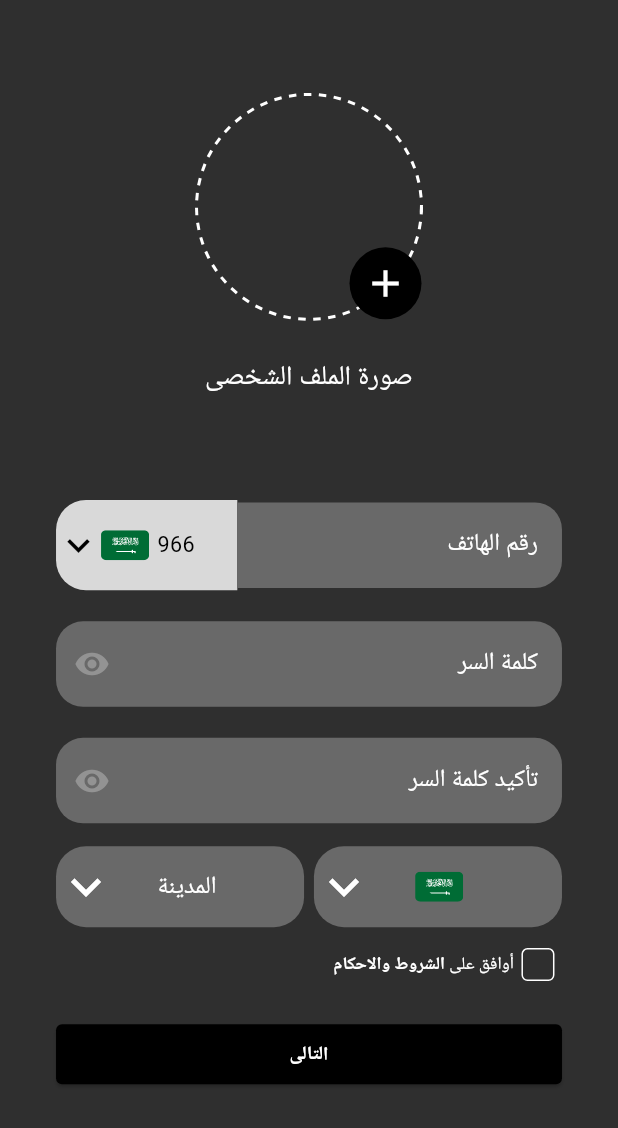
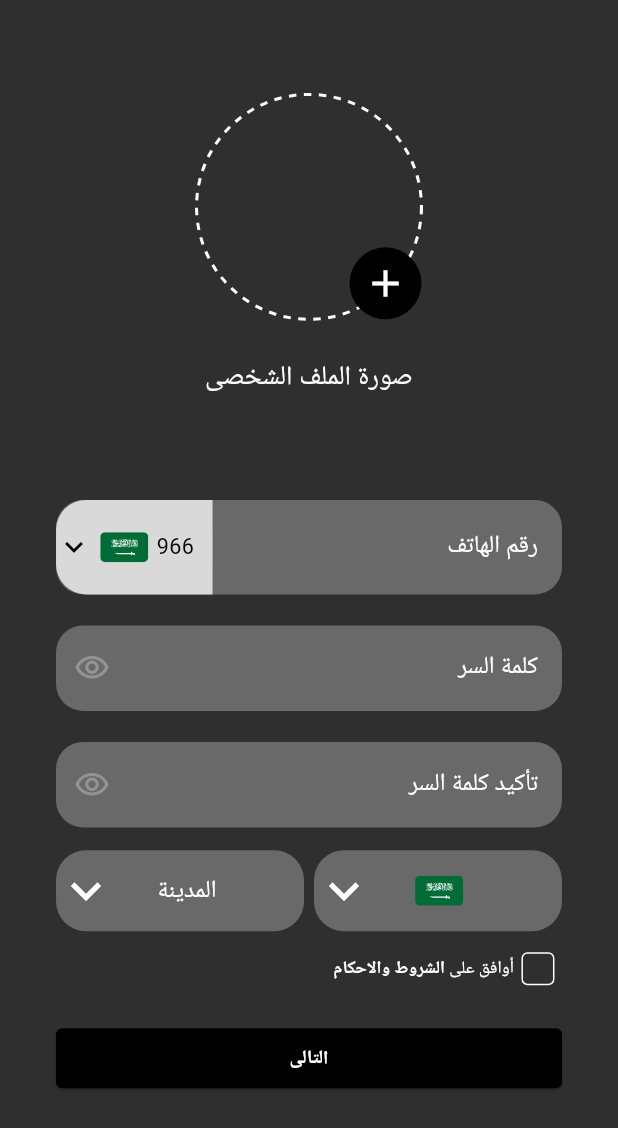
Before and after one commit to mohammedhedaya/-Sar-aat-Al-Tasweeq, a Flutter app: the SignUpProfileView screen opened by its route, on a phone screen of 412 x 824 dp. Shown: the top 1128 px of the screen. Run offline on Flutter 3.47's test engine with Material 3 defaults, Android fonts, the phone set to English and light mode, and no system bars; our stand-ins replace device_preview, flutter_bloc, flutter_screenutil, flutter_svg, go_router, pinput and 1 more; accounts and stored records are empty.

Commit message:
Add Cubit & Validation in Sign Up Profile View

```diff
--- a/lib/core/router/app_router.dart
+++ b/lib/core/router/app_router.dart
@@ -37,7 +37,10 @@ final GoRouter router = GoRouter(
     ),
     GoRoute(
       path: '/signUpProfileView',
-      builder: (context, state) => const SignUpProfileView(),
+      builder: (context, state) => BlocProvider(
+        create: (context) => AuthCubit(),
+        child: const SignUpProfileView(),
+      ),
     ),
     GoRoute(
       path: '/signUpOTPView',
--- a/lib/features/auth/presentation/cubit/auth_cubit.dart
+++ b/lib/features/auth/presentation/cubit/auth_cubit.dart
@@ -6,6 +6,7 @@ class AuthCubit extends Cubit<AuthState> {
   AuthCubit() : super(AuthInitial());
 
   GlobalKey<FormState> loginFormKey = GlobalKey<FormState>();
+  GlobalKey<FormState> signUpProfileFormKey = GlobalKey<FormState>();
   bool? obscurePasswordTextValue = true;
   String? firstName;
   String? secondName;
--- a/lib/features/auth/presentation/views/signup/sign_up_profile.dart
+++ b/lib/features/auth/presentation/views/signup/sign_up_profile.dart
@@ -1,10 +1,13 @@
 import 'package:flutter/material.dart';
+import 'package:flutter_bloc/flutter_bloc.dart';
 import 'package:flutter_screenutil/flutter_screenutil.dart';
 import 'package:flutter_svg/flutter_svg.dart';
 import 'package:go_router/go_router.dart';
 import 'package:shopping_chart/core/utils/app_colors.dart';
 import 'package:shopping_chart/core/utils/app_text_style.dart';
 import 'package:shopping_chart/core/utils/assets.dart';
+import 'package:shopping_chart/features/auth/presentation/cubit/auth_cubit.dart';
+import 'package:shopping_chart/features/auth/presentation/cubit/auth_state.dart';
 import 'package:shopping_chart/features/auth/presentation/widgets/auth_text_field.dart';
 import 'package:shopping_chart/features/auth/presentation/widgets/dashed_circle_avatar.dart_painter.dart';
 import 'package:shopping_chart/features/auth/presentation/widgets/terms_and_condition.dart';
@@ -19,6 +22,12 @@ class SignUpProfileView extends StatelessWidget {
         body: SingleChildScrollView(
           child: Padding(
             padding: EdgeInsetsDirectional.symmetric(horizontal: 34.w),
+            child: BlocConsumer<AuthCubit, AuthState>(
+              listener: (context, state) {},
+              builder: (context, state) {
+                AuthCubit cubit = BlocProvider.of<AuthCubit>(context);
+                return Form(
+                  key: cubit.signUpProfileFormKey,
                   child: Column(
                     children: [
                       SizedBox(height: 70.h),
@@ -55,13 +64,19 @@ class SignUpProfileView extends StatelessWidget {
                         style: AppStyles.style20W400,
                       ),
                       SizedBox(height: 75.h),
-                Row(
-                  children: [
-                    InkWell(
+                      CustomAuthTextField(
+                        hintText: "رقم الهاتف",
+                        keyboardType: TextInputType.phone,
+                        prefixIcon: InkWell(
                           onTap: () {},
+                          child: Expanded(
                             child: Container(
-                        height: 67.h,
-                        width: 110.w,
+                              constraints: BoxConstraints(
+                                minHeight: 67.h,
+                                minWidth: 95.w,
+                              ),
+                              width: 95.w,
+                              height: 70.h,
                               decoration: const BoxDecoration(
                                 color: Color(0xffD9D9D9),
                                 borderRadius: BorderRadius.only(
@@ -74,8 +89,8 @@ class SignUpProfileView extends StatelessWidget {
                                   const Icon(
                                     Icons.keyboard_arrow_down,
                                     color: AppColors.blackColor,
-                              size: 30,
                                   ),
+                                  SizedBox(width: 5.w),
                                   SvgPicture.asset(
                                     Assets.imagesSuadiFlag,
                                   ),
@@ -90,75 +105,60 @@ class SignUpProfileView extends StatelessWidget {
                               ),
                             ),
                           ),
-                    Expanded(
-                      child: TextFormField(
-                        onChanged: (value) {},
-                        keyboardType: TextInputType.phone,
-                        cursorColor: AppColors.whiteColor,
-                        textAlign: TextAlign.right,
-                        style: const TextStyle(
-                          color: AppColors.whiteColor,
                         ),
-                        validator: (value) {
-                          if (value == null || value.isEmpty) {
-                            return 'هذا الحقل مطلوب';
-                          }
-                          return null;
-                        },
-                        decoration: InputDecoration(
-                          errorStyle: const TextStyle(
-                            color: AppColors.whiteColor,
-                          ),
-                          errorBorder: OutlineInputBorder(
-                            borderRadius: BorderRadius.only(
-                              topRight: Radius.circular(20.r),
-                              bottomRight: Radius.circular(20.r),
-                            ),
-                            borderSide: const BorderSide(
-                              color: Colors.red,
-                            ),
-                          ),
-                          hintText: "رقم الهاتف",
-                          hintStyle: AppStyles.style18W400,
-                          filled: true,
-                          fillColor: AppColors.dimGray,
-                          border: OutlineInputBorder(
-                            borderRadius: BorderRadius.only(
-                              topRight: Radius.circular(20.r),
-                              bottomRight: Radius.circular(20.r),
-                            ),
-                            borderSide: BorderSide.none,
-                          ),
-                        ),
-                      ),
-                    ),
-                  ],
                       ),
                       SizedBox(height: 23.h),
                       CustomAuthTextField(
                         hintText: "كلمة السر",
-                  prefixIcon: GestureDetector(
-                    child: const Icon(
+                        prefixIcon: IconButton(
+                          onPressed: () {
+                            cubit.obscurePasswordText();
+                          },
                           color: AppColors.visibilityColor,
-                      Icons.visibility,
+                          icon: Icon(
+                            cubit.obscurePasswordTextValue == true
+                                ? Icons.visibility_outlined
+                                : Icons.visibility_off_outlined,
                           ),
                         ),
+                        obscureText: cubit.obscurePasswordTextValue,
+                        onChanged: (password) {
+                          cubit.password = password;
+                        },
                       ),
                       SizedBox(height: 23.h),
                       CustomAuthTextField(
                         hintText: "تأكيد كلمة السر",
-                  prefixIcon: GestureDetector(
-                    onTap: () {},
-                    child: const Icon(
-                      Icons.visibility,
+                        prefixIcon: IconButton(
+                          onPressed: () {
+                            cubit.obscurePasswordText();
+                          },
                           color: AppColors.visibilityColor,
+                          icon: Icon(
+                            cubit.obscurePasswordTextValue == true
+                                ? Icons.visibility_outlined
+                                : Icons.visibility_off_outlined,
                           ),
                         ),
+                        obscureText: cubit.obscurePasswordTextValue,
+                        validator: (value) {
+                          if (value == null || value.isEmpty) {
+                            return 'هذا الحقل مطلوب';
+                          } else if (cubit.password != value) {
+                            return 'كلمة السر غير متطابقة';
+                          }
+                          return null;
+                        },
+                        onChanged: (confirmpassword) {
+                          cubit.confirmPassword = confirmpassword;
+                        },
                       ),
                       SizedBox(height: 17.h),
                       Row(
                         children: [
                           Expanded(
+                            child: InkWell(
+                              onTap: () {},
                               child: Container(
                                 height: 60.h,
                                 width: double.infinity,
@@ -184,8 +184,11 @@ class SignUpProfileView extends StatelessWidget {
                                 ),
                               ),
                             ),
+                          ),
                           SizedBox(width: 6.w),
                           Expanded(
+                            child: InkWell(
+                              onTap: () {},
                               child: Container(
                                 height: 60.h,
                                 width: double.infinity,
@@ -210,6 +213,7 @@ class SignUpProfileView extends StatelessWidget {
                                 ),
                               ),
                             ),
+                          ),
                         ],
                       ),
                       SizedBox(height: 10.h),
@@ -219,7 +223,10 @@ class SignUpProfileView extends StatelessWidget {
                         width: double.infinity,
                         child: ElevatedButton(
                           onPressed: () {
+                            if (cubit.signUpProfileFormKey.currentState!
+                                .validate()) {
                               context.push("/signUpOTPView");
+                            }
                           },
                           style: ElevatedButton.styleFrom(
                             backgroundColor: AppColors.blackColor,
@@ -236,6 +243,9 @@ class SignUpProfileView extends StatelessWidget {
                       SizedBox(height: 10.h),
                     ],
                   ),
+                );
+              },
+            ),
           ),
         ),
       ),
--- a/lib/features/auth/presentation/widgets/auth_text_field.dart
+++ b/lib/features/auth/presentation/widgets/auth_text_field.dart
@@ -15,11 +15,13 @@ class CustomAuthTextField extends StatelessWidget {
     this.textAlign,
     this.validator,
     this.obscureText,
+    this.prefix,
   });
 
   final String hintText;
   final Widget? prefixIcon;
   final Widget? suffixIcon;
+  final Widget? prefix;
   final void Function(String)? onChanged;
   final TextEditingController? controller;
   final TextInputType? keyboardType;
@@ -58,6 +60,7 @@ class CustomAuthTextField extends StatelessWidget {
         ),
         prefixIcon: prefixIcon,
         suffixIcon: suffixIcon,
+        prefix: prefix,
         hintText: hintText,
         hintStyle: AppStyles.style18W400,
         filled: true,
```
Lines whose indentation alone changed are shown as unchanged.
